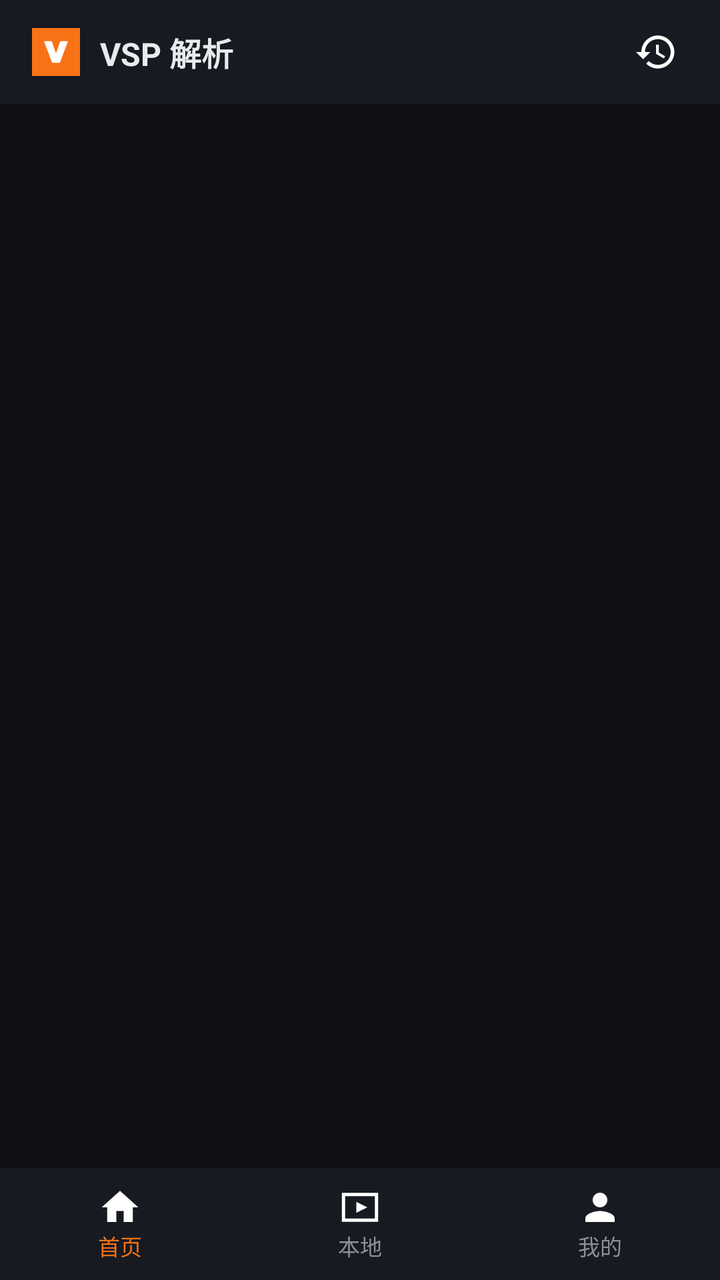
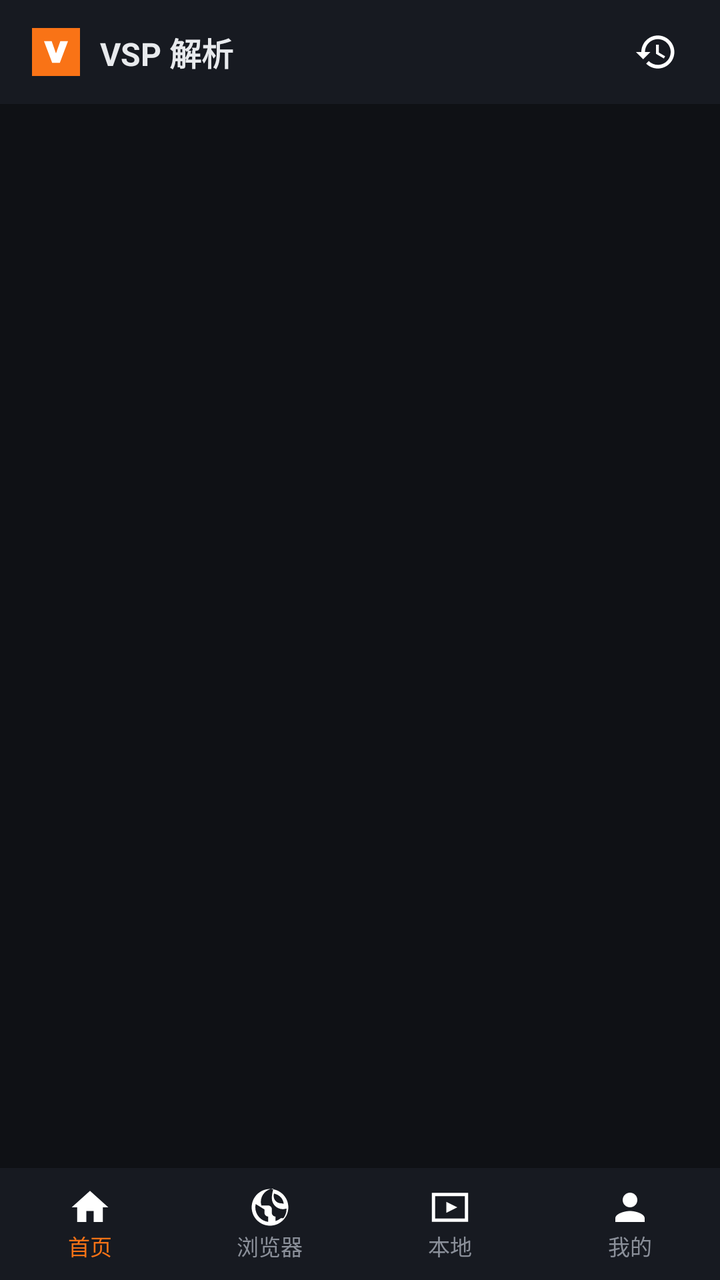

Screens rendered from an Android XML layout before and after an edit, with the pre-edit source and the edit as a unified diff.
<!-- AndroidManifest.xml: application theme android:Theme.DeviceDefault.NoActionBar -->
<!-- res/layout/activity_main.xml -->
<?xml version="1.0" encoding="utf-8"?>

<LinearLayout xmlns:android="http://schemas.android.com/apk/res/android"
    android:id="@+id/root"
    android:layout_width="match_parent"
    android:layout_height="match_parent"
    android:orientation="vertical"
    android:background="#0f1115"
    android:tag="bg"
    android:fitsSystemWindows="true">

    
    <LinearLayout
        android:id="@+id/top_bar"
        android:layout_width="match_parent"
        android:layout_height="52dp"
        android:background="#171a21"
        android:tag="card"
        android:gravity="center_vertical"
        android:paddingStart="16dp"
        android:paddingEnd="12dp"
        android:orientation="horizontal">
        <View
            android:layout_width="24dp"
            android:layout_height="24dp"
            android:background="@drawable/brand_mark" />
        <TextView
            android:layout_width="wrap_content"
            android:layout_height="wrap_content"
            android:text="VSP 解析"
            android:textColor="#e8eaed"
            android:tag="text"
            android:textSize="16sp"
            android:textStyle="bold"
            android:layout_marginStart="10dp" />
        <View
            android:layout_width="0dp"
            android:layout_height="1dp"
            android:layout_weight="1" />
        <ImageButton
            android:id="@+id/btn_more"
            android:layout_width="40dp"
            android:layout_height="40dp"
            android:src="@drawable/ic_more"
            android:tag="icon"
            android:scaleType="fitCenter"
            android:padding="10dp"
            android:background="?android:attr/selectableItemBackgroundBorderless"
            android:visibility="gone"
            android:contentDescription="更多" />
        <ImageButton
            android:id="@+id/btn_history"
            android:layout_width="40dp"
            android:layout_height="40dp"
            android:src="@drawable/ic_history"
            android:tag="icon"
            android:scaleType="fitCenter"
            android:padding="9dp"
            android:background="?android:attr/selectableItemBackgroundBorderless"
            android:contentDescription="最近解析" />
    </LinearLayout>

    
    <FrameLayout
        android:id="@+id/content"
        android:layout_width="match_parent"
        android:layout_height="0dp"
        android:layout_weight="1" />

    
    <LinearLayout
        android:id="@+id/selection_bar"
        android:layout_width="match_parent"
        android:layout_height="52dp"
        android:background="#1f232c"
        android:tag="card"
        android:orientation="horizontal"
        android:gravity="center_vertical"
        android:paddingStart="16dp"
        android:paddingEnd="12dp"
        android:visibility="gone">
        <TextView
            android:id="@+id/sel_count"
            android:layout_width="0dp"
            android:layout_height="wrap_content"
            android:layout_weight="1"
            android:text="已选择 0 项"
            android:textColor="#e8eaed"
            android:tag="text"
            android:textSize="13sp" />
        <TextView
            android:id="@+id/sel_all"
            android:layout_width="wrap_content"
            android:layout_height="wrap_content"
            android:text="全选"
            android:textColor="#f97316"
            android:tag="accent"
            android:textSize="13sp"
            android:padding="8dp" />
        <TextView
            android:id="@+id/sel_delete"
            android:layout_width="wrap_content"
            android:layout_height="wrap_content"
            android:text="删除"
            android:textColor="#ef4444"
            android:tag="danger"
            android:textSize="13sp"
            android:padding="8dp" />
        <TextView
            android:id="@+id/sel_cancel"
            android:layout_width="wrap_content"
            android:layout_height="wrap_content"
            android:text="取消"
            android:textColor="#8b909a"
            android:tag="dim"
            android:textSize="13sp"
            android:padding="8dp" />
    </LinearLayout>

    
    <LinearLayout
        android:id="@+id/bottom_tab"
        android:layout_width="match_parent"
        android:layout_height="56dp"
        android:background="#171a21"
        android:tag="card"
        android:orientation="horizontal">
        <LinearLayout
            android:id="@+id/tab_home"
            android:layout_width="0dp"
            android:layout_height="match_parent"
            android:layout_weight="1"
            android:gravity="center"
            android:orientation="vertical">
            <ImageView
                android:id="@+id/tab_home_icon"
                android:layout_width="22dp"
                android:layout_height="22dp"
                android:src="@drawable/ic_home"
                android:tag="tab_home"
                android:scaleType="fitCenter" />
            <TextView
                android:id="@+id/tab_home_text"
                android:layout_width="wrap_content"
                android:layout_height="wrap_content"
                android:text="首页"
                android:textColor="#f97316"
                android:tag="tab_home"
                android:textSize="11sp" />
        </LinearLayout>
        <LinearLayout
            android:id="@+id/tab_local"
            android:layout_width="0dp"
            android:layout_height="match_parent"
            android:layout_weight="1"
            android:gravity="center"
            android:orientation="vertical">
            <ImageView
                android:id="@+id/tab_local_icon"
                android:layout_width="22dp"
                android:layout_height="22dp"
                android:src="@drawable/ic_local"
                android:tag="tab_local"
                android:scaleType="fitCenter" />
            <TextView
                android:id="@+id/tab_local_text"
                android:layout_width="wrap_content"
                android:layout_height="wrap_content"
                android:text="本地"
                android:textColor="#8b909a"
                android:tag="tab_local"
                android:textSize="11sp" />
        </LinearLayout>
        <LinearLayout
            android:id="@+id/tab_me"
            android:layout_width="0dp"
            android:layout_height="match_parent"
            android:layout_weight="1"
            android:gravity="center"
            android:orientation="vertical">
            <ImageView
                android:id="@+id/tab_me_icon"
                android:layout_width="22dp"
                android:layout_height="22dp"
                android:src="@drawable/ic_user"
                android:tag="tab_me"
                android:scaleType="fitCenter" />
            <TextView
                android:id="@+id/tab_me_text"
                android:layout_width="wrap_content"
                android:layout_height="wrap_content"
                android:text="我的"
                android:textColor="#8b909a"
                android:tag="tab_me"
                android:textSize="11sp" />
        </LinearLayout>
    </LinearLayout>
</LinearLayout>
<!-- resources referenced by this layout -->
<resources>
  <!-- drawable brand_mark (drawable) -->
  <?xml version="1.0" encoding="utf-8"?>
  <vector xmlns:android="http://schemas.android.com/apk/res/android"
      android:width="24dp"
      android:height="24dp"
      android:viewportWidth="40"
      android:viewportHeight="40">
      <path
          android:fillColor="#F97316"
          android:pathData="M0,0h40v40h-40z" />
      <path
          android:fillColor="#FFFFFF"
          android:pathData="M10,11h6.4l3.6,10.2l3.6,-10.2h6.4l-6.8,18h-6.4z" />
  </vector>
  <!-- drawable ic_history (drawable) -->
  <?xml version="1.0" encoding="utf-8"?>
  <vector xmlns:android="http://schemas.android.com/apk/res/android"
      android:width="24dp"
      android:height="24dp"
      android:viewportWidth="24"
      android:viewportHeight="24">
      <path
          android:fillColor="#FFFFFFFF"
          android:pathData="M13,3c-4.97,0 -9,4.03 -9,9H1l3.89,3.89l0.07,0.14L9,12H6c0,-3.87 3.13,-7 7,-7s7,3.13 7,7s-3.13,7 -7,7c-1.93,0 -3.68,-0.79 -4.94,-2.06l-1.42,1.42C8.27,19.99 10.51,21 13,21c4.97,0 9,-4.03 9,-9S17.97,3 13,3z M12,8v5l4.28,2.54l0.72,-1.21l-3.5,-2.08V8H12z" />
  </vector>
  <!-- drawable ic_home (drawable) -->
  <?xml version="1.0" encoding="utf-8"?>
  <vector xmlns:android="http://schemas.android.com/apk/res/android"
      android:width="24dp"
      android:height="24dp"
      android:viewportWidth="24"
      android:viewportHeight="24">
      <path
          android:fillColor="#FFFFFFFF"
          android:pathData="M10,20v-6h4v6h5v-8h3L12,3 2,12h3v8z" />
  </vector>
  <!-- drawable ic_local (drawable) -->
  <?xml version="1.0" encoding="utf-8"?>
  <vector xmlns:android="http://schemas.android.com/apk/res/android"
      android:width="24dp"
      android:height="24dp"
      android:viewportWidth="24"
      android:viewportHeight="24">
      <path
          android:pathData="M3,5h18v14H3z"
          android:strokeColor="#FFFFFFFF"
          android:strokeWidth="1.8"
          android:fillColor="#00000000" />
      <path
          android:fillColor="#FFFFFFFF"
          android:pathData="M10,9l6,3 -6,3z" />
  </vector>
  <!-- drawable ic_more (drawable) -->
  <?xml version="1.0" encoding="utf-8"?>
  <vector xmlns:android="http://schemas.android.com/apk/res/android"
      android:width="24dp"
      android:height="24dp"
      android:viewportWidth="24"
      android:viewportHeight="24">
      <path
          android:fillColor="#FFFFFFFF"
          android:pathData="M12,6.2m-1.7,0a1.7,1.7 0,1 1,3.4 0a1.7,1.7 0,1 1,-3.4 0M12,12m-1.7,0a1.7,1.7 0,1 1,3.4 0a1.7,1.7 0,1 1,-3.4 0M12,17.8m-1.7,0a1.7,1.7 0,1 1,3.4 0a1.7,1.7 0,1 1,-3.4 0" />
  </vector>
  <!-- drawable ic_user (drawable) -->
  <?xml version="1.0" encoding="utf-8"?>
  <vector xmlns:android="http://schemas.android.com/apk/res/android"
      android:width="24dp"
      android:height="24dp"
      android:viewportWidth="24"
      android:viewportHeight="24">
      <path
          android:fillColor="#FFFFFFFF"
          android:pathData="M12,12c2.21,0 4,-1.79 4,-4s-1.79,-4 -4,-4 -4,1.79 -4,4 1.79,4 4,4z M12,14c-2.67,0 -8,1.34 -8,4v2h16v-2c0,-2.66 -5.33,-4 -8,-4z" />
  </vector>
</resources>

<!-- the commit's change to res/layout/activity_main.xml (unified diff, before → after) -->
@@ -148,6 +148,30 @@
                 android:tag="tab_home"
                 android:textSize="11sp" />
         </LinearLayout>
+        
+        <LinearLayout
+            android:id="@+id/tab_browser"
+            android:layout_width="0dp"
+            android:layout_height="match_parent"
+            android:layout_weight="1"
+            android:gravity="center"
+            android:orientation="vertical">
+            <ImageView
+                android:id="@+id/tab_browser_icon"
+                android:layout_width="22dp"
+                android:layout_height="22dp"
+                android:src="@drawable/ic_browser"
+                android:tag="tab_browser"
+                android:scaleType="fitCenter" />
+            <TextView
+                android:id="@+id/tab_browser_text"
+                android:layout_width="wrap_content"
+                android:layout_height="wrap_content"
+                android:text="浏览器"
+                android:textColor="#8b909a"
+                android:tag="tab_browser"
+                android:textSize="11sp" />
+        </LinearLayout>
         <LinearLayout
             android:id="@+id/tab_local"
             android:layout_width="0dp"
<!-- resource entries referenced after the edit -->
@@ -13,6 +13,17 @@
       <path
           android:fillColor="#FFFFFF"
           android:pathData="M10,11h6.4l3.6,10.2l3.6,-10.2h6.4l-6.8,18h-6.4z" />
+  </vector>
+  <!-- drawable ic_browser (drawable) -->
+  <?xml version="1.0" encoding="utf-8"?>
+  <vector xmlns:android="http://schemas.android.com/apk/res/android"
+      android:width="24dp"
+      android:height="24dp"
+      android:viewportWidth="24"
+      android:viewportHeight="24">
+      <path
+          android:fillColor="#FFFFFFFF"
+          android:pathData="M12,2C6.48,2 2,6.48 2,12s4.48,10 10,10 10,-4.48 10,-10S17.52,2 12,2zM11,19.93c-3.95,-0.49 -7,-3.85 -7,-7.93 0,-0.62 0.08,-1.22 0.21,-1.79L9,13.17V15c0,1.1 0.9,2 2,2v2.93zM17.93,17.9C17.04,18.59 16.06,19.12 15,19.5V17c-1.1,0 -2,-0.9 -2,-2v-2c0,-1.1 -0.9,-2 -2,-2H7.3C7.1,10.02 7,9.51 7,9c0,-3.86 3.04,-7.02 6.85,-7.24C13.24,4.09 13,5.51 13,7c0,3.31 2.69,6 6,6 0.69,0 1.36,-0.12 1.98,-0.33 0.01,0.11 0.02,0.22 0.02,0.33 0,1.83 -0.62,3.52 -1.65,4.87zM19.46,10.06C18.92,10.02 18.46,9.8 18,9.8c-2.21,0 -4,-1.79 -4,-4 0,-0.46 0.08,-0.9 0.2,-1.31C17.43,5.25 19.24,7.5 19.46,10.06z" />
   </vector>
   <!-- drawable ic_history (drawable) -->
   <?xml version="1.0" encoding="utf-8"?>
